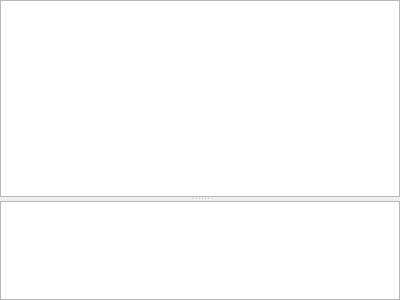
First picture: the form in omodsim/controls/outputwidget.ui, repository sanny32/OpenModSim, before the edit.
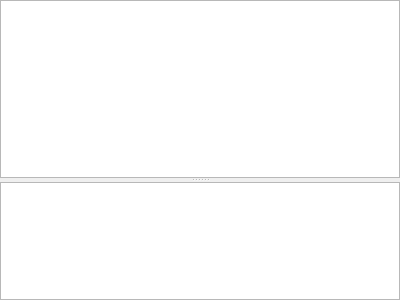
Second picture: the form after the edit. Custom widgets are drawn as their Qt base class.

What changed in the file:
```diff
--- a/omodsim/controls/outputwidget.ui
+++ b/omodsim/controls/outputwidget.ui
@@ -135,7 +135,7 @@
           <property name="sizePolicy">
            <sizepolicy hsizetype="Expanding" vsizetype="Expanding">
             <horstretch>0</horstretch>
-            <verstretch>2</verstretch>
+            <verstretch>3</verstretch>
            </sizepolicy>
           </property>
           <property name="autoScroll">
@@ -170,7 +170,7 @@
           <property name="sizePolicy">
            <sizepolicy hsizetype="Expanding" vsizetype="Expanding">
             <horstretch>0</horstretch>
-            <verstretch>1</verstretch>
+            <verstretch>2</verstretch>
            </sizepolicy>
           </property>
           <property name="focusPolicy">
```
